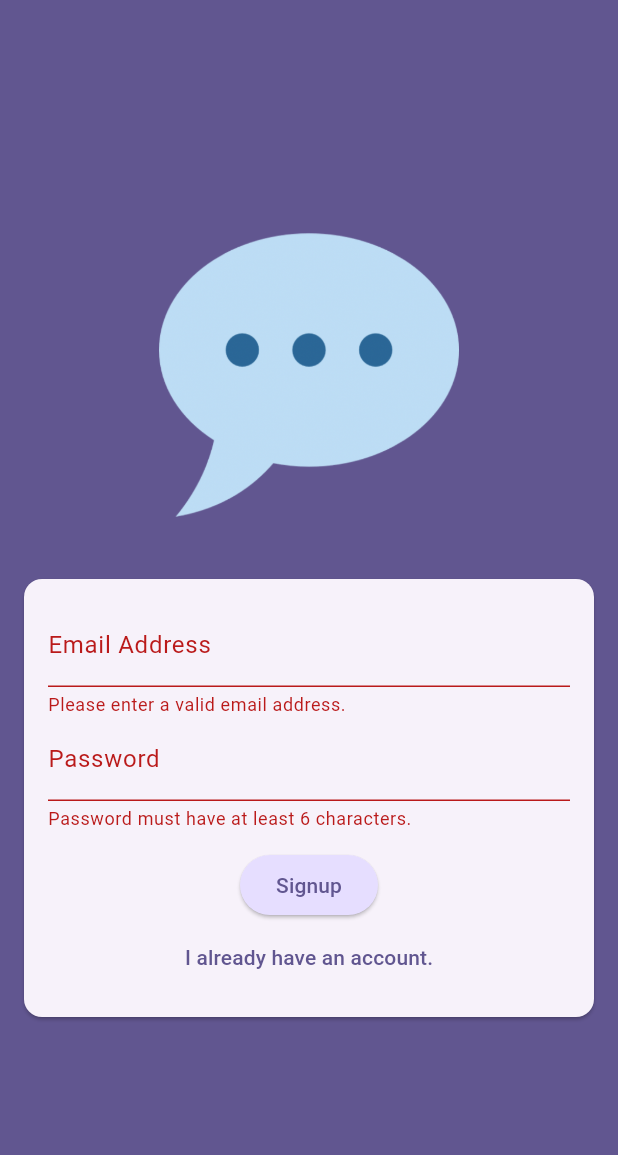
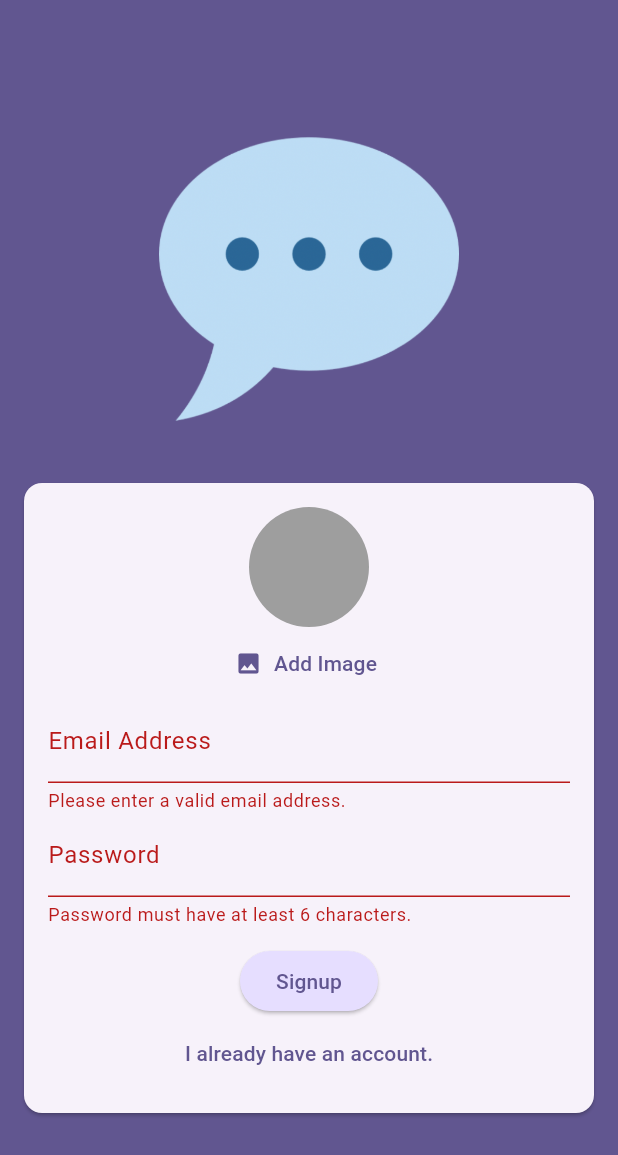
Before and after one commit to franciscovidalsantos/LearningFlutterAndDart, a Flutter app: the screen it shows after launch, after a tap on "Login", after a tap on "Create an Account", on a phone screen of 412 x 824 dp. Shown: the top 1155 px of the screen. Run offline on Flutter 3.47's test engine with Material 3 defaults, Android fonts, the phone set to English and light mode, and no system bars; our stand-ins replace firebase_auth, firebase_core, firebase_storage, flutter_riverpod, google_fonts, google_maps_flutter and 5 more; missing offline and left inert: fading_edge_scrollview; accounts and stored records are empty; generated files the repository leaves out were written again.

Commit message:
adding our image picker widget
- wrapped our auth screen column with a singleChildScrollView fixing this way an UI error.
- added isAuthenticating flag to display a loader if the submit button has been pressed.

```diff
--- a/chat_app/lib/screens/auth.dart
+++ b/chat_app/lib/screens/auth.dart
@@ -1,3 +1,7 @@
+import 'dart:io';
+
+import 'package:chat_app/widgets/user_image_picker.dart';
+import 'package:firebase_storage/firebase_storage.dart';
 import 'package:flutter/material.dart';
 import "package:firebase_auth/firebase_auth.dart";
 
@@ -14,15 +18,22 @@ class _AuthScreenState extends State<AuthScreen> {
   var _isLogin = true;
   var _enteredEmail = "";
   var _enteredPassword = "";
+  var _isAuthenticating = false;
+
+  File? _selectedImage;
 
   void _submit() async {
     final isValid = _form.currentState!.validate();
-    if (!isValid) {
+    if (!isValid || !_isLogin && _selectedImage == null) {
+      // can display a error message here
       return;
     }
 
     _form.currentState!.save();
     try {
+      setState(() {
+        _isAuthenticating = true;
+      });
       if (_isLogin) {
         // log users
         final userCredentials = await _firebase.signInWithEmailAndPassword(
@@ -36,7 +47,15 @@ class _AuthScreenState extends State<AuthScreen> {
           email: _enteredEmail,
           password: _enteredPassword,
         );
-        print(userCredentials);
+
+        final storageRef = FirebaseStorage.instance
+            .ref()
+            .child("user_images")
+            .child("${userCredentials.user!.uid}.jpg");
+        await storageRef.putFile(_selectedImage!);
+        // display the uploaded image
+        final imageUrl = await storageRef.getDownloadURL();
+        print(imageUrl);
       }
     } on FirebaseAuthException catch (e) {
       if (e.code == "email-already-in-use") {}
@@ -44,6 +63,10 @@ class _AuthScreenState extends State<AuthScreen> {
       ScaffoldMessenger.of(context).showSnackBar(
         SnackBar(content: Text(e.message ?? "Authentication failed.")),
       );
+    } finally {
+      setState(() {
+        _isAuthenticating = false;
+      });
     }
   }
 
@@ -52,6 +75,7 @@ class _AuthScreenState extends State<AuthScreen> {
     return Scaffold(
       backgroundColor: Theme.of(context).colorScheme.primary,
       body: Center(
+        child: SingleChildScrollView(
           child: Column(
             mainAxisAlignment: MainAxisAlignment.center,
             children: [
@@ -70,6 +94,12 @@ class _AuthScreenState extends State<AuthScreen> {
                       child: Column(
                         mainAxisSize: MainAxisSize.min,
                         children: [
+                          if (!_isLogin)
+                            UserImagePicker(
+                              onPickedImage: (pickedImage) {
+                                _selectedImage = pickedImage;
+                              },
+                            ),
                           TextFormField(
                             decoration: InputDecoration(
                               label: Text("Email Address"),
@@ -90,7 +120,9 @@ class _AuthScreenState extends State<AuthScreen> {
                             },
                           ),
                           TextFormField(
-                          decoration: InputDecoration(label: Text("Password")),
+                            decoration: InputDecoration(
+                              label: Text("Password"),
+                            ),
                             obscureText: true,
                             validator: (value) {
                               if (value == null || value.trim().length < 6) {
@@ -103,14 +135,19 @@ class _AuthScreenState extends State<AuthScreen> {
                             },
                           ),
                           SizedBox(height: 12),
+                          if (_isAuthenticating) CircularProgressIndicator(),
+                          if (!_isAuthenticating)
                             ElevatedButton(
                               style: ElevatedButton.styleFrom(
                                 backgroundColor:
-                                Theme.of(context).colorScheme.primaryContainer,
+                                    Theme.of(
+                                      context,
+                                    ).colorScheme.primaryContainer,
                               ),
                               onPressed: _submit,
                               child: Text(_isLogin ? "Login" : "Signup"),
                             ),
+                          if (!_isAuthenticating)
                             TextButton(
                               onPressed: () {
                                 setState(() {
@@ -132,6 +169,7 @@ class _AuthScreenState extends State<AuthScreen> {
             ],
           ),
         ),
+      ),
     );
   }
 }
--- /dev/null
+++ b/chat_app/lib/widgets/user_image_picker.dart
@@ -0,0 +1,54 @@
+import 'dart:io';
+
+import 'package:flutter/material.dart';
+import 'package:image_picker/image_picker.dart';
+
+class UserImagePicker extends StatefulWidget {
+  const UserImagePicker({super.key, required this.onPickedImage});
+
+  final void Function(File pickedImage) onPickedImage;
+
+  @override
+  State<UserImagePicker> createState() => _UserImagePickerState();
+}
+
+class _UserImagePickerState extends State<UserImagePicker> {
+  File? _pickedImageFile;
+
+  void _pickImage() async {
+    final pickedImage = await ImagePicker().pickImage(
+      source: ImageSource.camera,
+      imageQuality: 50,
+      maxWidth: 150,
+    );
+    if (pickedImage == null) {
+      return;
+    }
+    setState(() {
+      _pickedImageFile = File(pickedImage.path);
+    });
+    widget.onPickedImage(_pickedImageFile!);
+  }
+
+  @override
+  Widget build(BuildContext context) {
+    return Column(
+      children: [
+        CircleAvatar(
+          radius: 40,
+          backgroundColor: Colors.grey,
+          foregroundImage:
+              _pickedImageFile != null ? FileImage(_pickedImageFile!) : null,
+        ),
+        TextButton.icon(
+          onPressed: _pickImage,
+          label: Text(
+            "Add Image",
+            style: TextStyle(color: Theme.of(context).colorScheme.primary),
+          ),
+          icon: Icon(Icons.image),
+        ),
+      ],
+    );
+  }
+}
--- a/chat_app/pubspec.yaml
+++ b/chat_app/pubspec.yaml
@@ -36,6 +36,8 @@ dependencies:
   cupertino_icons: ^1.0.8
   firebase_core: ^3.13.0
   firebase_auth: ^5.5.3
+  firebase_storage: ^12.4.5
+  image_picker: ^1.1.2
 
 
 
```
Lines whose indentation alone changed are shown as unchanged.
